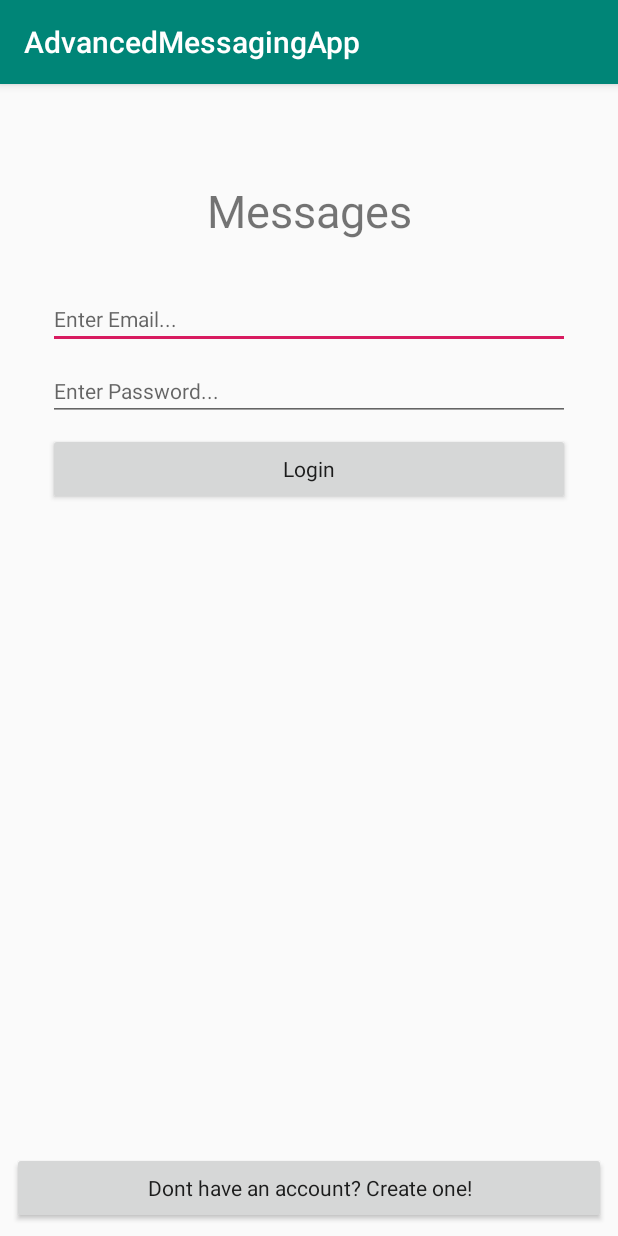
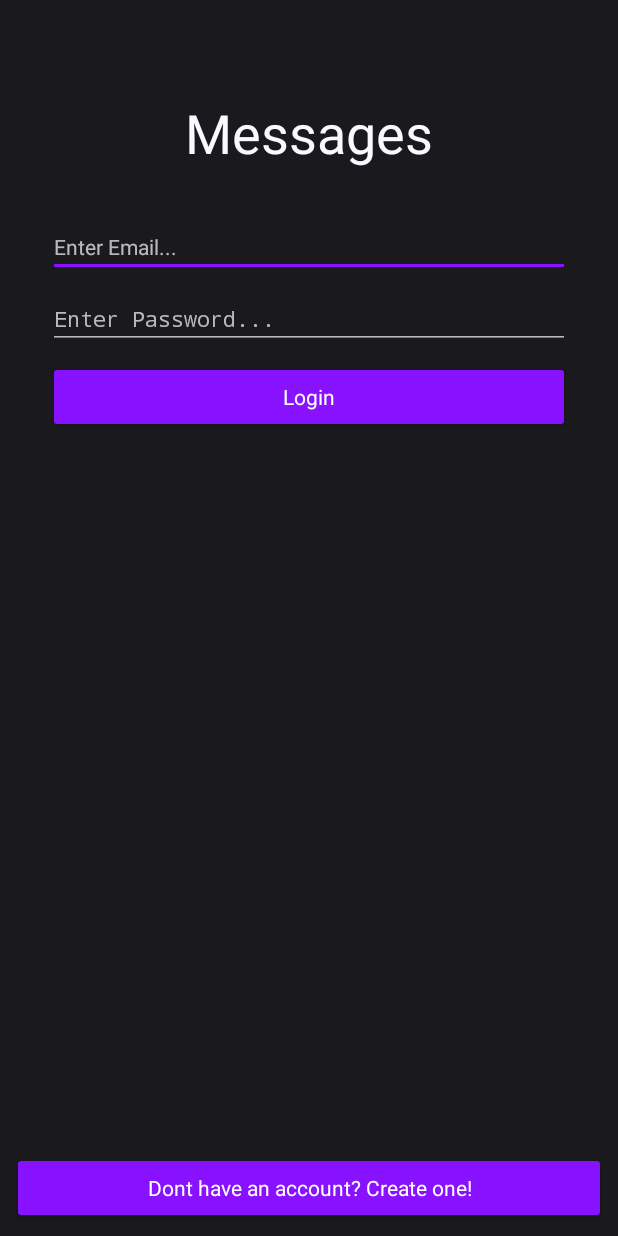
Before and after one commit to batsm/AdvancedMessagingApp, an Android app: the screen it shows after launch (LoginActivity), on a phone screen of 412 x 824 dp. Run offline under Robolectric (Android 15) with nearby library versions, the phone set to English and light mode, and no system bars.

Commit message:
Login activity deign finished

```diff
--- a/app/src/main/AndroidManifest.xml
+++ b/app/src/main/AndroidManifest.xml
@@ -8,8 +8,10 @@
             android:label="@string/app_name"
             android:roundIcon="@mipmap/ic_launcher_round"
             android:supportsRtl="true"
-            android:theme="@style/AppTheme">
+            android:theme="@style/AppTheme"
+            >
         <activity android:name=".MainActivity">
+
         </activity>
         <activity android:name=".LoginActivity">
             <intent-filter>
--- a/app/src/main/java/advancedmessagingapp/com/LoginActivity.kt
+++ b/app/src/main/java/advancedmessagingapp/com/LoginActivity.kt
@@ -2,8 +2,9 @@ package advancedmessagingapp.com
 
 import android.support.v7.app.AppCompatActivity
 import android.os.Bundle
+import android.support.v4.app.FragmentActivity
 
-class LoginActivity : AppCompatActivity() {
+class LoginActivity : FragmentActivity() {
 
     override fun onCreate(savedInstanceState: Bundle?) {
         super.onCreate(savedInstanceState)
--- a/app/src/main/res/layout/activity_login.xml
+++ b/app/src/main/res/layout/activity_login.xml
@@ -5,16 +5,19 @@
         xmlns:app="http://schemas.android.com/apk/res-auto"
         android:layout_width="match_parent"
         android:layout_height="match_parent"
-        tools:context=".LoginActivity">
+        tools:context=".LoginActivity"
+        android:background="#1a191e"
+        >
 
     <TextView
             android:text="Messages"
             android:layout_width="wrap_content"
             android:layout_height="wrap_content"
-            android:id="@+id/textView4" android:textSize="30sp"
+            android:id="@+id/textView4"
             android:layout_marginTop="64dp" app:layout_constraintTop_toTopOf="parent"
             app:layout_constraintStart_toStartOf="parent" app:layout_constraintHorizontal_bias="0.5"
-            app:layout_constraintEnd_toEndOf="parent"/>
+            app:layout_constraintEnd_toEndOf="parent" android:textSize="36sp"
+            android:textColor="@color/colorLightText"/>
     <EditText
             android:layout_width="0dp"
             android:layout_height="wrap_content"
@@ -45,7 +48,8 @@
             app:layout_constraintTop_toBottomOf="@+id/txtLoginPassword" app:layout_constraintStart_toStartOf="parent"
             app:layout_constraintHorizontal_bias="0.5" app:layout_constraintEnd_toEndOf="parent"
             android:layout_marginStart="32dp" android:layout_marginEnd="32dp"
-            android:textAppearance="@style/TextAppearance.AppCompat"/>
+            android:textAppearance="@style/TextAppearance.AppCompat" style="@style/Widget.AppCompat.Button.Colored"
+    />
     <Button
             android:text="Dont have an account? Create one!"
             android:layout_width="0dp"
@@ -54,5 +58,6 @@
             app:layout_constraintBottom_toBottomOf="parent" app:layout_constraintStart_toStartOf="parent"
             app:layout_constraintHorizontal_bias="0.5" app:layout_constraintEnd_toEndOf="parent"
             android:layout_marginStart="8dp" android:layout_marginEnd="8dp"
-            android:textAppearance="@style/TextAppearance.AppCompat"/>
+            android:textAppearance="@style/TextAppearance.AppCompat" style="@style/Widget.AppCompat.Button.Colored"
+    />
 </android.support.constraint.ConstraintLayout>
--- a/app/src/main/res/values/colors.xml
+++ b/app/src/main/res/values/colors.xml
@@ -1,6 +1,8 @@
 <?xml version="1.0" encoding="utf-8"?>
 <resources>
-    <color name="colorPrimary">#008577</color>
-    <color name="colorPrimaryDark">#00574B</color>
-    <color name="colorAccent">#D81B60</color>
+    <color name="colorPrimary">#212025</color>//008577
+    <color name="colorPrimaryDark">#1a191e</color>//00574B
+    <color name="colorAccent">#8811ff</color>//ff6a00
+    <color name="colorLightText">#FAF9FF</color>
+    <color name="colorDarkerText">#808082</color>
 </resources>
--- a/app/src/main/res/values/styles.xml
+++ b/app/src/main/res/values/styles.xml
@@ -1,7 +1,7 @@
 <resources>
 
     <!-- Base application theme. -->
-    <style name="AppTheme" parent="Theme.AppCompat.Light.DarkActionBar">
+    <style name="AppTheme" parent="Base.V21.Theme.AppCompat">//Base.V21.Theme.AppCompat
         <!-- Customize your theme here. -->
         <item name="colorPrimary">@color/colorPrimary</item>
         <item name="colorPrimaryDark">@color/colorPrimaryDark</item>
```
